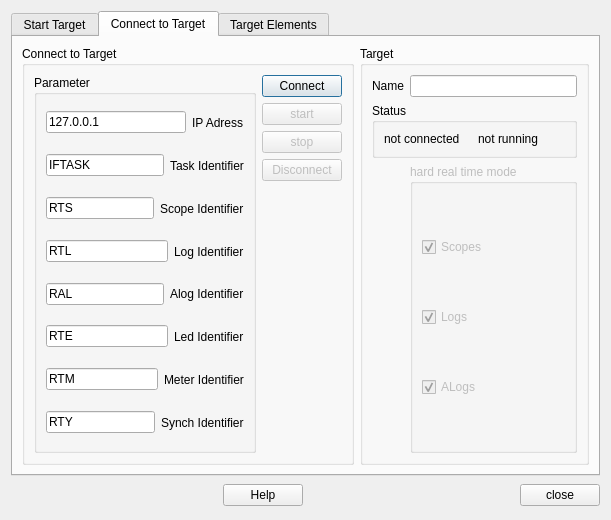
Old version of the form trunk/src/qrl_targets_manager.ui in the repository fcuzzocrea/QRTAILab.
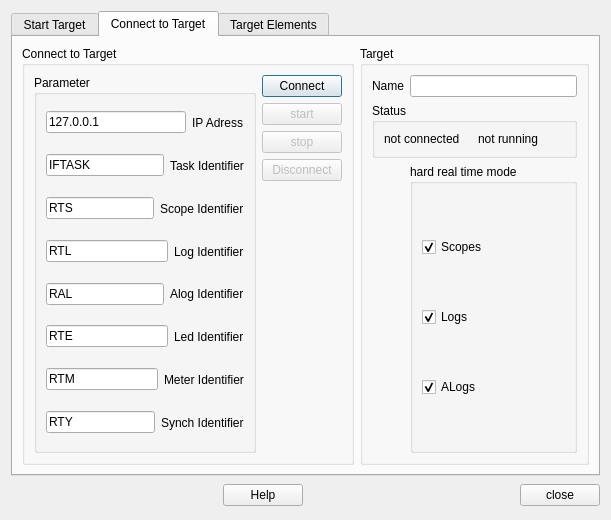
New version of the form. Icons and pictures are not drawn.

What changed in the file:
```diff
--- a/trunk/src/qrl_targets_manager.ui
+++ b/trunk/src/qrl_targets_manager.ui
@@ -251,7 +251,7 @@
           <item row="4" column="1" >
            <widget class="QGroupBox" name="hartGroupBox" >
             <property name="enabled" >
-             <bool>false</bool>
+             <bool>true</bool>
             </property>
             <property name="title" >
              <string>hard real time mode</string>
```
Left out of the diff: 12 changed lines with no effect on the pictures.
